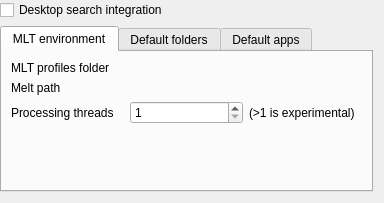
Before: the Qt Designer form src/widgets/configenv_ui.ui in KDE/kdenlive, drawn with Qt 5.
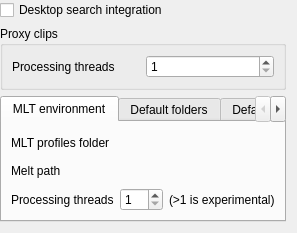
After: the same form once the commit is applied. Custom widgets are drawn as their Qt base class.

Commit message: Limit number of concurrent threads for proxy creation: http://kdenlive.org/mantis/view.php?id=2403

```diff
--- a/src/widgets/configenv_ui.ui
+++ b/src/widgets/configenv_ui.ui
@@ -6,8 +6,8 @@
    <rect>
     <x>0</x>
     <y>0</y>
-    <width>384</width>
-    <height>203</height>
+    <width>297</width>
+    <height>215</height>
    </rect>
   </property>
   <layout class="QGridLayout" name="gridLayout">
@@ -24,7 +24,7 @@
      </property>
     </widget>
    </item>
-   <item row="1" column="0">
+   <item row="2" column="0">
     <widget class="QTabWidget" name="tabWidget">
      <property name="currentIndex">
       <number>0</number>
@@ -33,7 +33,7 @@
       <attribute name="title">
        <string>MLT environment</string>
       </attribute>
-      <layout class="QGridLayout" name="gridLayout_4">
+      <layout class="QGridLayout" name="gridLayout_3">
        <item row="0" column="0">
         <widget class="QLabel" name="label">
          <property name="text">
@@ -41,7 +41,7 @@
          </property>
         </widget>
        </item>
-       <item row="0" column="1" colspan="2">
+       <item row="0" column="1" colspan="3">
         <widget class="KUrlRequester" name="mltpathurl"/>
        </item>
        <item row="1" column="0">
@@ -51,22 +51,9 @@
          </property>
         </widget>
        </item>
-       <item row="1" column="1" colspan="2">
+       <item row="1" column="1" colspan="3">
         <widget class="KUrlRequester" name="rendererpathurl"/>
        </item>
-       <item row="3" column="1">
-        <spacer name="verticalSpacer_2">
-         <property name="orientation">
-          <enum>Qt::Vertical</enum>
-         </property>
-         <property name="sizeHint" stdset="0">
-          <size>
-           <width>20</width>
-           <height>40</height>
-          </size>
-         </property>
-        </spacer>
-       </item>
        <item row="2" column="0">
         <widget class="QLabel" name="label_6">
          <property name="text">
@@ -74,7 +61,7 @@
          </property>
         </widget>
        </item>
-       <item row="2" column="1">
+       <item row="2" column="1" colspan="2">
         <widget class="QSpinBox" name="kcfg_mltthreads">
          <property name="sizePolicy">
           <sizepolicy hsizetype="Minimum" vsizetype="Fixed">
@@ -87,7 +74,7 @@
          </property>
         </widget>
        </item>
-       <item row="2" column="2">
+       <item row="2" column="3">
         <widget class="QLabel" name="label_7">
          <property name="text">
           <string>(&gt;1 is experimental)</string>
@@ -238,25 +225,67 @@
      </widget>
     </widget>
    </item>
+   <item row="3" column="0">
+    <spacer name="verticalSpacer">
+     <property name="orientation">
+      <enum>Qt::Vertical</enum>
+     </property>
+     <property name="sizeHint" stdset="0">
+      <size>
+       <width>20</width>
+       <height>40</height>
+      </size>
+     </property>
+    </spacer>
+   </item>
+   <item row="1" column="0">
+    <widget class="QGroupBox" name="groupBox">
+     <property name="title">
+      <string>Proxy clips</string>
+     </property>
+     <layout class="QGridLayout" name="gridLayout_4">
+      <item row="0" column="0">
+       <widget class="QLabel" name="label_9">
+        <property name="text">
+         <string>Processing threads</string>
+        </property>
+       </widget>
+      </item>
+      <item row="0" column="1">
+       <widget class="QSpinBox" name="kcfg_proxythreads">
+        <property name="sizePolicy">
+         <sizepolicy hsizetype="Minimum" vsizetype="Fixed">
+          <horstretch>0</horstretch>
+          <verstretch>0</verstretch>
+         </sizepolicy>
+        </property>
+        <property name="minimum">
+         <number>1</number>
+        </property>
+       </widget>
+      </item>
+     </layout>
+    </widget>
+   </item>
   </layout>
  </widget>
  <customwidgets>
+  <customwidget>
+   <class>KLineEdit</class>
+   <extends>QLineEdit</extends>
+   <header>klineedit.h</header>
+  </customwidget>
+  <customwidget>
+   <class>KPushButton</class>
+   <extends>QPushButton</extends>
+   <header>kpushbutton.h</header>
+  </customwidget>
   <customwidget>
    <class>KUrlRequester</class>
    <extends>QFrame</extends>
    <header>kurlrequester.h</header>
    <container>1</container>
   </customwidget>
-  <customwidget>
-   <class>KPushButton</class>
-   <extends>QPushButton</extends>
-   <header>kpushbutton.h</header>
-  </customwidget>
-  <customwidget>
-   <class>KLineEdit</class>
-   <extends>QLineEdit</extends>
-   <header>klineedit.h</header>
-  </customwidget>
  </customwidgets>
  <resources/>
  <connections/>
```
The commit also changes 2 other files.
